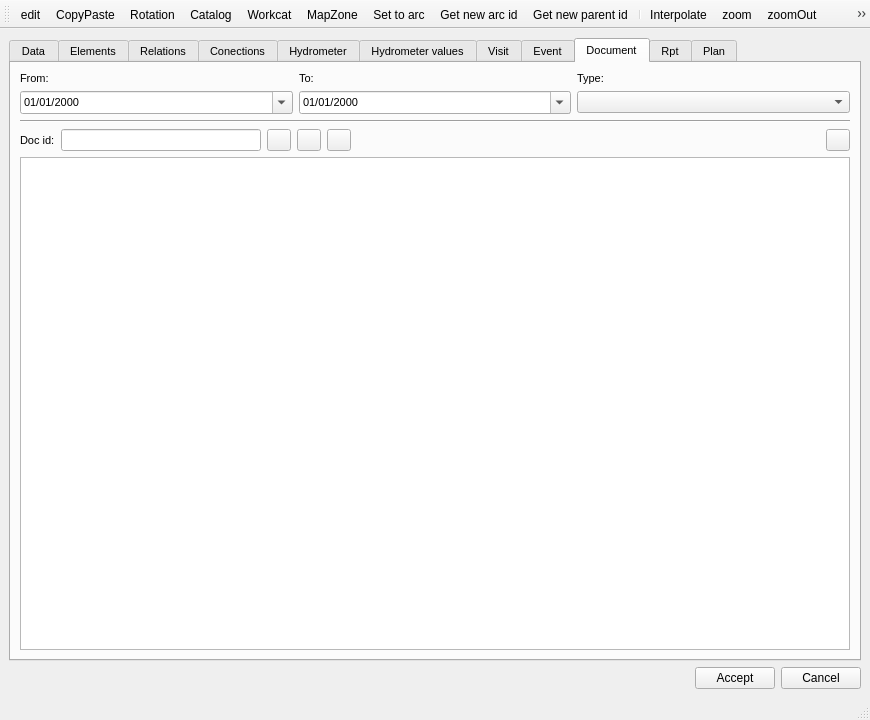
First picture: the form in core/ui/toolbars/basic/info_feature.ui, repository geon-bt/geon_qgis_plugin, before the edit.
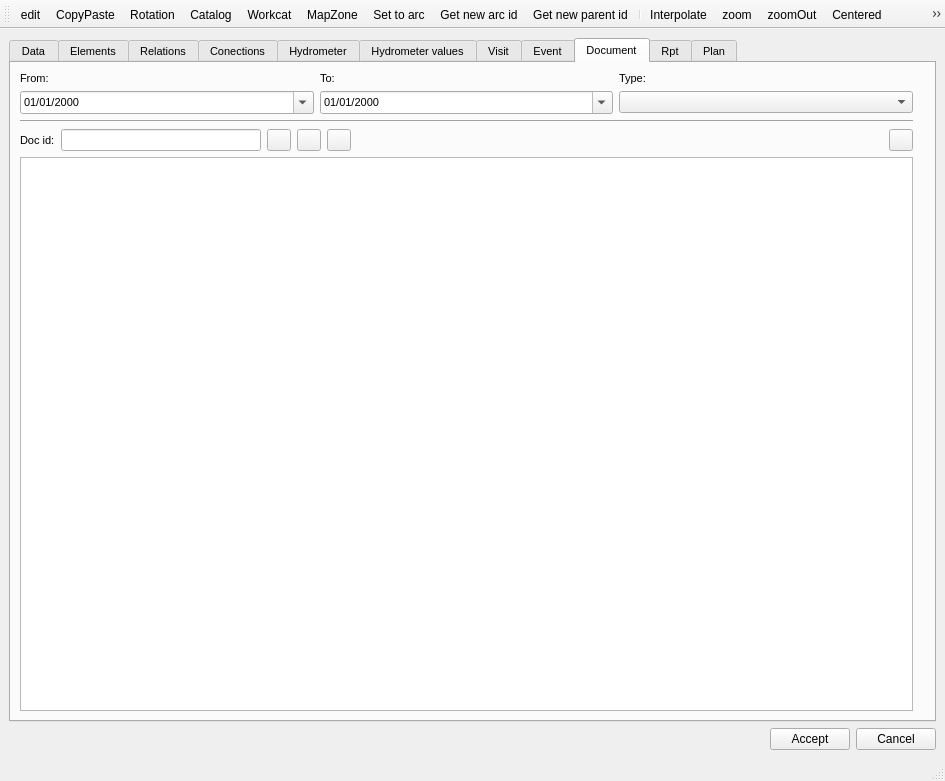
Second picture: the form after the edit. The open tabs and pages were chosen to show the change. Icons and pictures are not drawn.

```diff
--- a/core/ui/toolbars/basic/info_feature.ui
+++ b/core/ui/toolbars/basic/info_feature.ui
@@ -6,8 +6,8 @@
    <rect>
     <x>0</x>
     <y>0</y>
-    <width>870</width>
-    <height>720</height>
+    <width>945</width>
+    <height>781</height>
    </rect>
   </property>
   <property name="windowTitle">
@@ -928,6 +928,12 @@
         </item>
         <item row="3" column="0">
          <widget class="QTableView" name="tbl_document">
+          <property name="sizePolicy">
+           <sizepolicy hsizetype="Expanding" vsizetype="Expanding">
+            <horstretch>0</horstretch>
+            <verstretch>0</verstretch>
+           </sizepolicy>
+          </property>
           <property name="sortingEnabled">
            <bool>true</bool>
           </property>
@@ -940,6 +946,22 @@
           </property>
          </widget>
         </item>
+        <item row="3" column="1">
+         <widget class="QLabel" name="label_image">
+          <property name="sizePolicy">
+           <sizepolicy hsizetype="Minimum" vsizetype="Expanding">
+            <horstretch>0</horstretch>
+            <verstretch>0</verstretch>
+           </sizepolicy>
+          </property>
+          <property name="text">
+           <string/>
+          </property>
+          <property name="alignment">
+           <set>Qt::AlignCenter</set>
+          </property>
+         </widget>
+        </item>
        </layout>
       </widget>
       <widget class="QWidget" name="tab_rpt">
```
Left out of the diff: 266 changed lines with no effect on the pictures.
